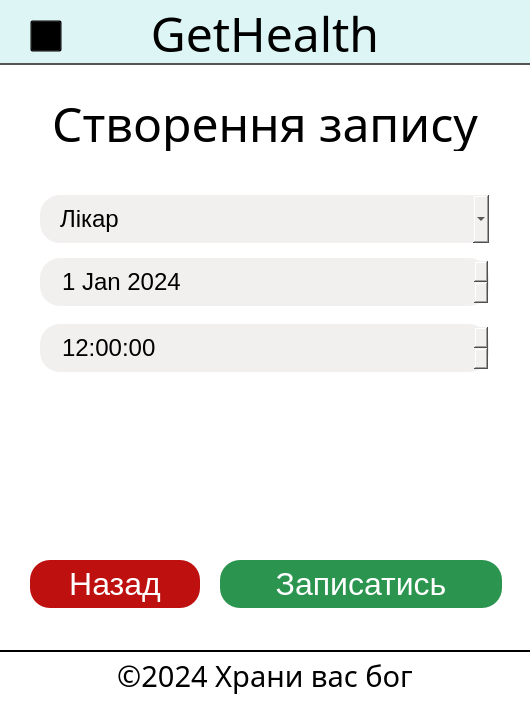
Before: the Qt Designer form creationAppointment.ui in sopkodioni/gethealth, drawn with Qt 5.
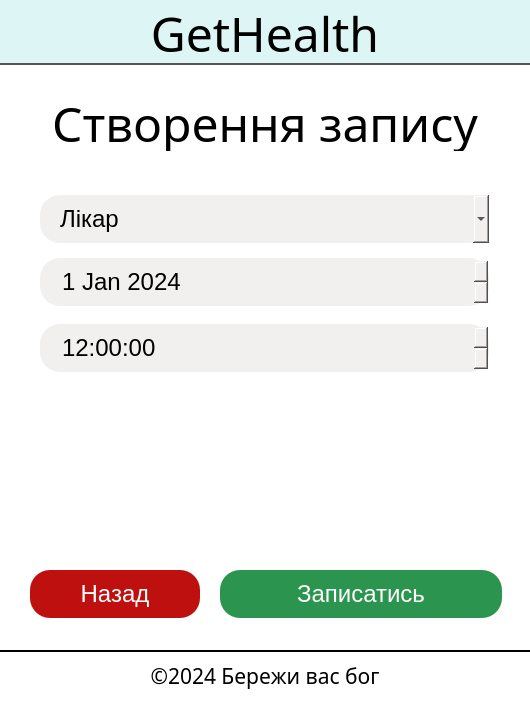
After: the same form once the commit is applied. Icons and pictures are not drawn.

Commit message: added a list of doctors to the creation page appointment

```diff
--- a/creationAppointment.ui
+++ b/creationAppointment.ui
@@ -93,15 +93,21 @@
    <property name="font">
     <font>
      <family>Myanmar Text</family>
-     <pointsize>22</pointsize>
+     <pointsize>16</pointsize>
     </font>
    </property>
    <property name="styleSheet">
     <string notr="true">color: rgb(0, 0, 0);
 border-top: 2px solid black;</string>
    </property>
+   <property name="frameShadow">
+    <enum>QFrame::Plain</enum>
+   </property>
+   <property name="lineWidth">
+    <number>1</number>
+   </property>
    <property name="text">
-    <string>©2024 Храни вас бог</string>
+    <string>©2024 Бережи вас бог</string>
    </property>
    <property name="textFormat">
     <enum>Qt::RichText</enum>
@@ -109,12 +115,18 @@
    <property name="alignment">
     <set>Qt::AlignCenter</set>
    </property>
+   <property name="wordWrap">
+    <bool>false</bool>
+   </property>
+   <property name="indent">
+    <number>-1</number>
+   </property>
   </widget>
   <widget class="QPushButton" name="ButtonBack">
    <property name="geometry">
     <rect>
      <x>30</x>
-     <y>560</y>
+     <y>570</y>
      <width>170</width>
      <height>48</height>
     </rect>
@@ -122,7 +134,7 @@
    <property name="font">
     <font>
      <family>Microsoft JhengHei UI</family>
-     <pointsize>24</pointsize>
+     <pointsize>18</pointsize>
     </font>
    </property>
    <property name="styleSheet">
@@ -138,7 +150,7 @@
    <property name="geometry">
     <rect>
      <x>220</x>
-     <y>560</y>
+     <y>570</y>
      <width>282</width>
      <height>48</height>
     </rect>
@@ -146,7 +158,7 @@
    <property name="font">
     <font>
      <family>Microsoft JhengHei UI</family>
-     <pointsize>24</pointsize>
+     <pointsize>18</pointsize>
     </font>
    </property>
    <property name="styleSheet">
@@ -158,33 +170,7 @@
     <string>Записатись</string>
    </property>
   </widget>
-  <widget class="QPushButton" name="ButtonBurger">
-   <property name="geometry">
-    <rect>
-     <x>30</x>
-     <y>20</y>
-     <width>32</width>
-     <height>32</height>
-    </rect>
-   </property>
-   <property name="styleSheet">
-    <string notr="true">background-color: rgba(0, 0, 0, 0);</string>
-   </property>
-   <property name="text">
-    <string/>
-   </property>
-   <property name="icon">
-    <iconset resource="Recources.qrc">
-     <normaloff>:/recources/img/BurgerMenuIcon.svg</normaloff>:/recources/img/BurgerMenuIcon.svg</iconset>
-   </property>
-   <property name="iconSize">
-    <size>
-     <width>32</width>
-     <height>32</height>
-    </size>
-   </property>
-  </widget>
-  <widget class="QComboBox" name="comboBox">
+  <widget class="QComboBox" name="doctorsList">
    <property name="geometry">
     <rect>
      <x>40</x>
```
Left out of the diff: 31 changed lines with no effect on the pictures. The commit also changes 3 other files.
